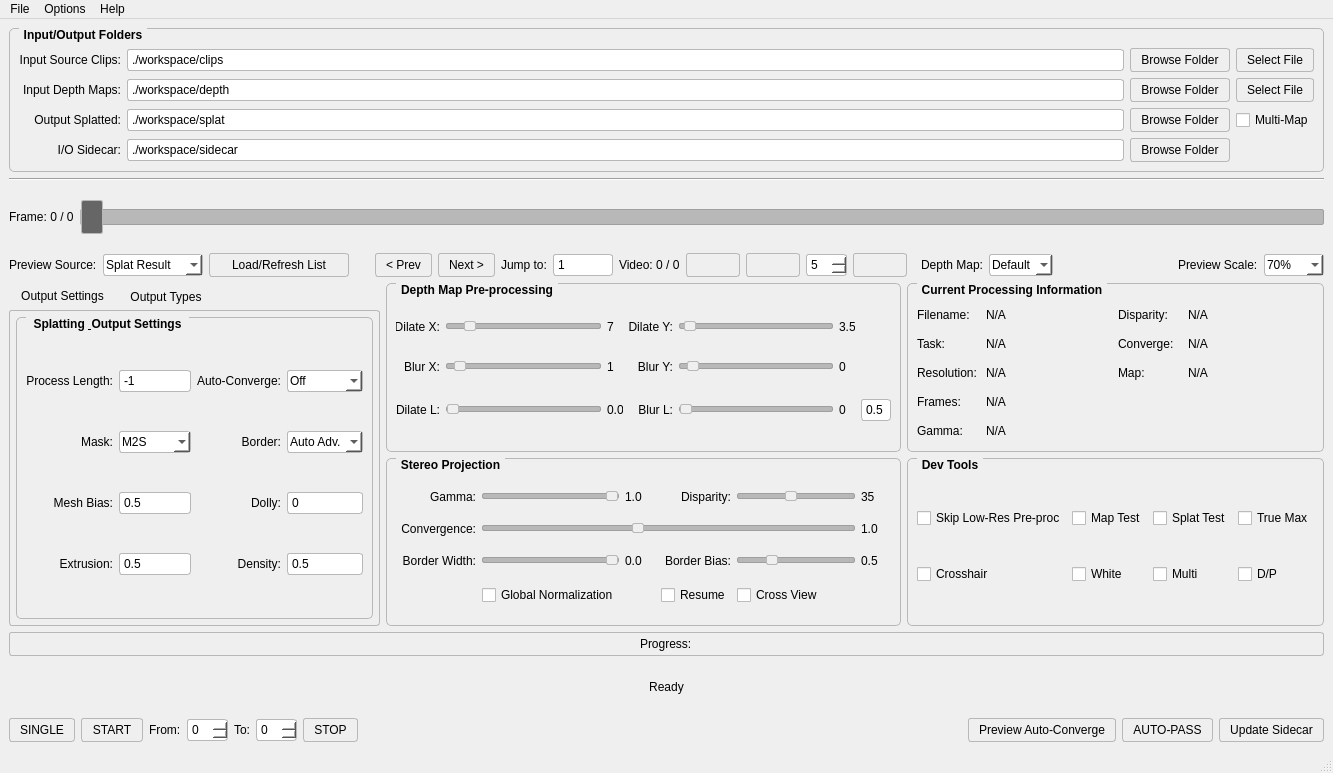
Before: the Qt Designer form core/ui/splatting.ui in Billynom8/StereoCrafter, drawn with Qt 5.
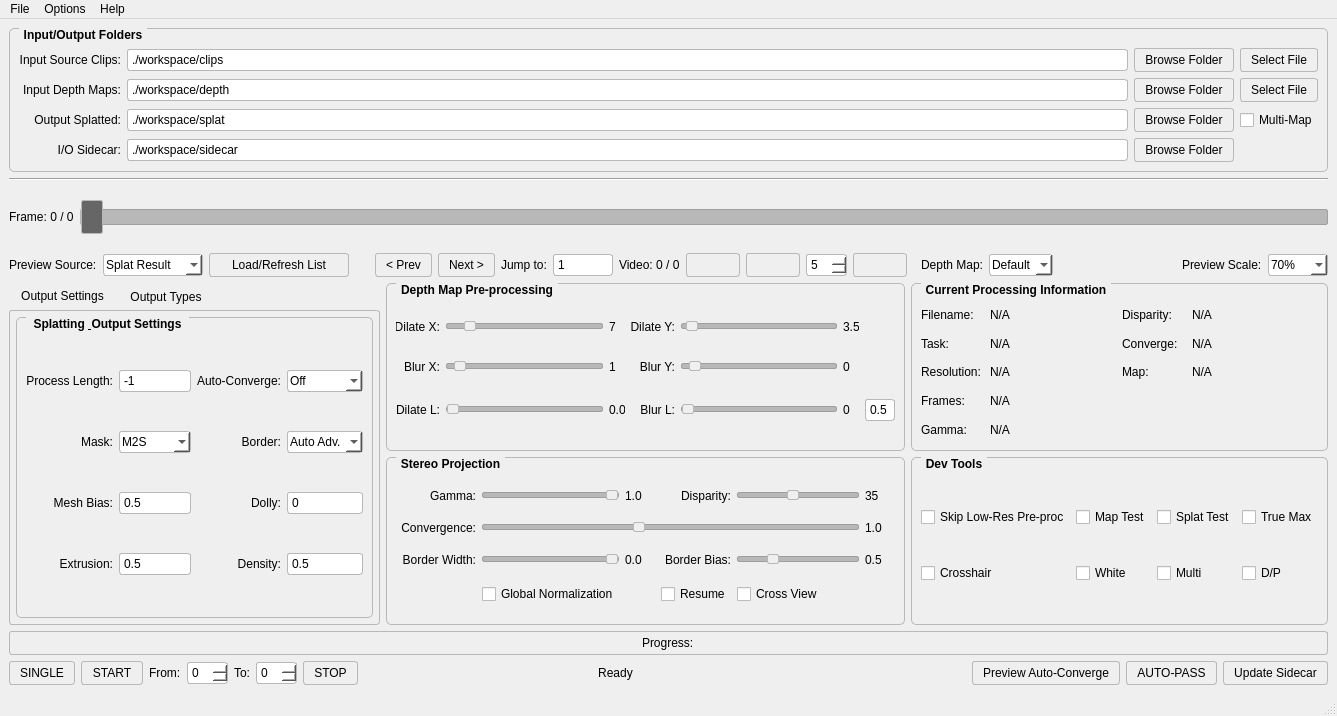
After: the same form once the commit is applied. Icons and pictures are not drawn.

Diff of the .ui file:
```diff
--- a/core/ui/splatting.ui
+++ b/core/ui/splatting.ui
@@ -6,8 +6,8 @@
    <rect>
     <x>0</x>
     <y>0</y>
-    <width>1333</width>
-    <height>773</height>
+    <width>1337</width>
+    <height>716</height>
    </rect>
   </property>
   <property name="windowTitle">
@@ -1766,28 +1766,6 @@
      </widget>
     </item>
     <item row="6" column="0">
-     <widget class="QLabel" name="label_status">
-      <property name="minimumSize">
-       <size>
-        <width>0</width>
-        <height>50</height>
-       </size>
-      </property>
-      <property name="maximumSize">
-       <size>
-        <width>16777215</width>
-        <height>50</height>
-       </size>
-      </property>
-      <property name="text">
-       <string>Ready</string>
-      </property>
-      <property name="alignment">
-       <set>Qt::AlignmentFlag::AlignCenter</set>
-      </property>
-     </widget>
-    </item>
-    <item row="7" column="0">
      <layout class="QHBoxLayout" name="horizontalLayout_bottom_buttons">
       <item>
        <widget class="QPushButton" name="pushButton_single">
@@ -1830,6 +1808,41 @@
         </property>
        </widget>
       </item>
+      <item>
+       <spacer name="horizontalSpacer">
+        <property name="orientation">
+         <enum>Qt::Orientation::Horizontal</enum>
+        </property>
+        <property name="sizeHint" stdset="0">
+         <size>
+          <width>40</width>
+          <height>20</height>
+         </size>
+        </property>
+       </spacer>
+      </item>
+      <item>
+       <widget class="QLabel" name="label_status">
+        <property name="minimumSize">
+         <size>
+          <width>0</width>
+          <height>0</height>
+         </size>
+        </property>
+        <property name="maximumSize">
+         <size>
+          <width>16777215</width>
+          <height>16777215</height>
+         </size>
+        </property>
+        <property name="text">
+         <string>Ready</string>
+        </property>
+        <property name="alignment">
+         <set>Qt::AlignmentFlag::AlignCenter</set>
+        </property>
+       </widget>
+      </item>
       <item>
        <spacer name="horizontalSpacer_4">
         <property name="orientation">
@@ -1843,6 +1856,22 @@
         </property>
        </spacer>
       </item>
+      <item>
+       <spacer name="horizontalSpacer_5">
+        <property name="orientation">
+         <enum>Qt::Orientation::Horizontal</enum>
+        </property>
+        <property name="sizeType">
+         <enum>QSizePolicy::Policy::Fixed</enum>
+        </property>
+        <property name="sizeHint" stdset="0">
+         <size>
+          <width>100</width>
+          <height>20</height>
+         </size>
+        </property>
+       </spacer>
+      </item>
       <item>
        <widget class="QPushButton" name="pushButton_preview_auto_converge">
         <property name="text">
@@ -1873,7 +1902,7 @@
     <rect>
      <x>0</x>
      <y>0</y>
-     <width>1333</width>
+     <width>1337</width>
      <height>33</height>
     </rect>
    </property>
```
